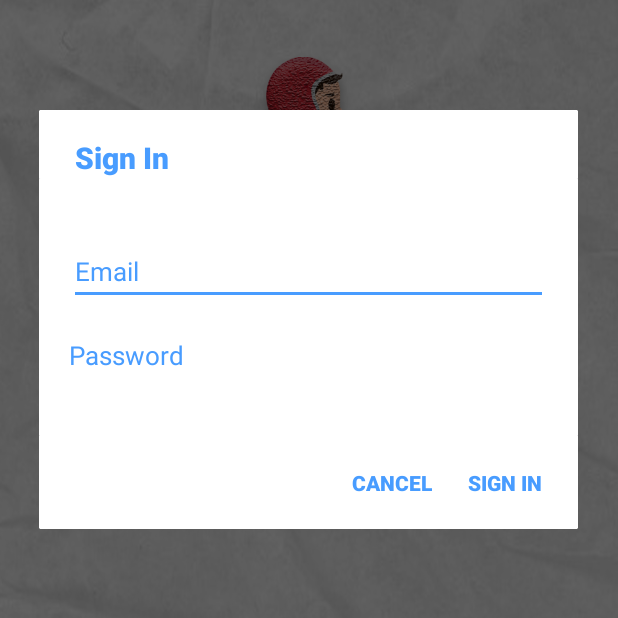
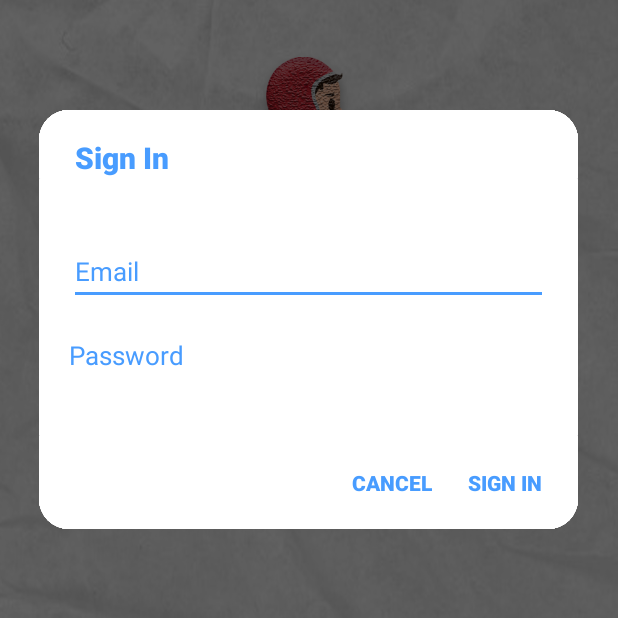
Before and after one commit to richujain/Delivery-Delivery, an Android app: the screen it shows after launch (LoginActivity), after a tap on "SIGN IN", on a phone screen of 412 x 824 dp. Shown: the part 298-916 px from the top of the screen. Run offline under Robolectric (Android 15) with nearby library versions, the light colour scheme and no system bars; our stand-ins replace Firebase (no records; nobody signed in at launch, a user with empty details on screens opened directly); libraries missing offline, so code that uses them is left out: com.rengwuxian.materialedittext; plain views replace MaterialEditText; 2 statements that could not run were skipped.

Commit message:
login and register completed added corners

```diff
--- a/app/src/main/res/values/styles.xml
+++ b/app/src/main/res/values/styles.xml
@@ -8,7 +8,7 @@
     </style>
     <style name="MyDialogTheme" parent="Theme.AppCompat.Light.Dialog.Alert">
         <item name="android:background">@color/colorWhite</item>
-        <item name="cornerRadius">80dp</item>
+        <item name="dialogCornerRadius">20dp</item>
             <item name="android:textStyle">bold</item>
         <item name="android:textColor">@color/colortoolbar</item>
 
```
